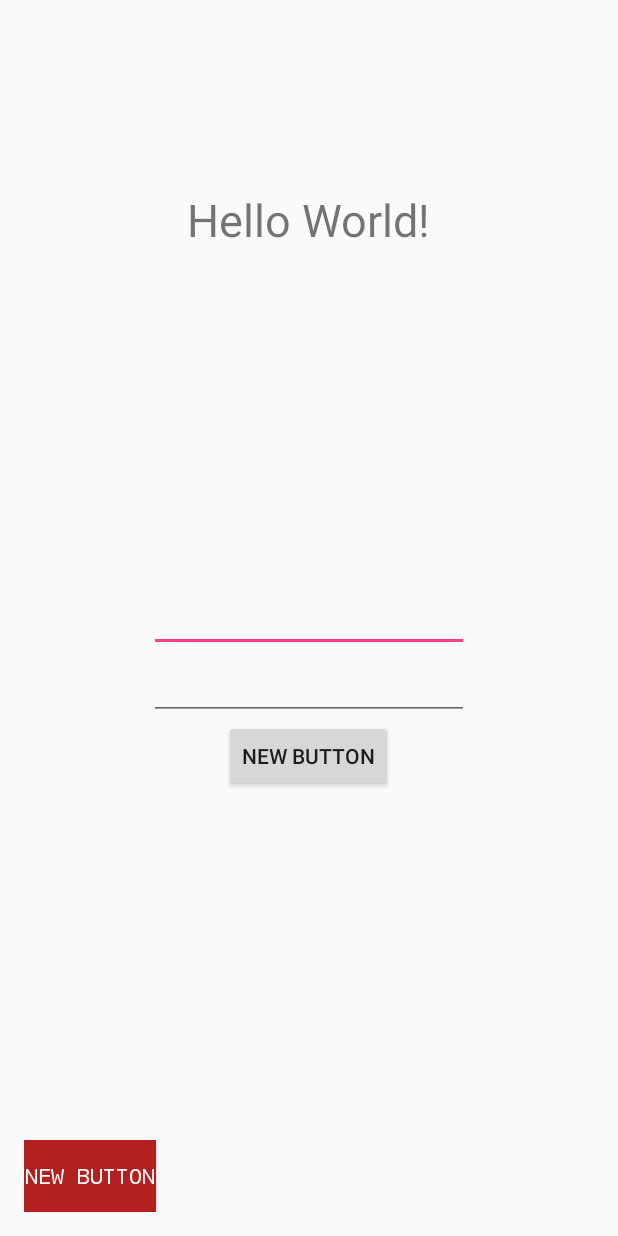
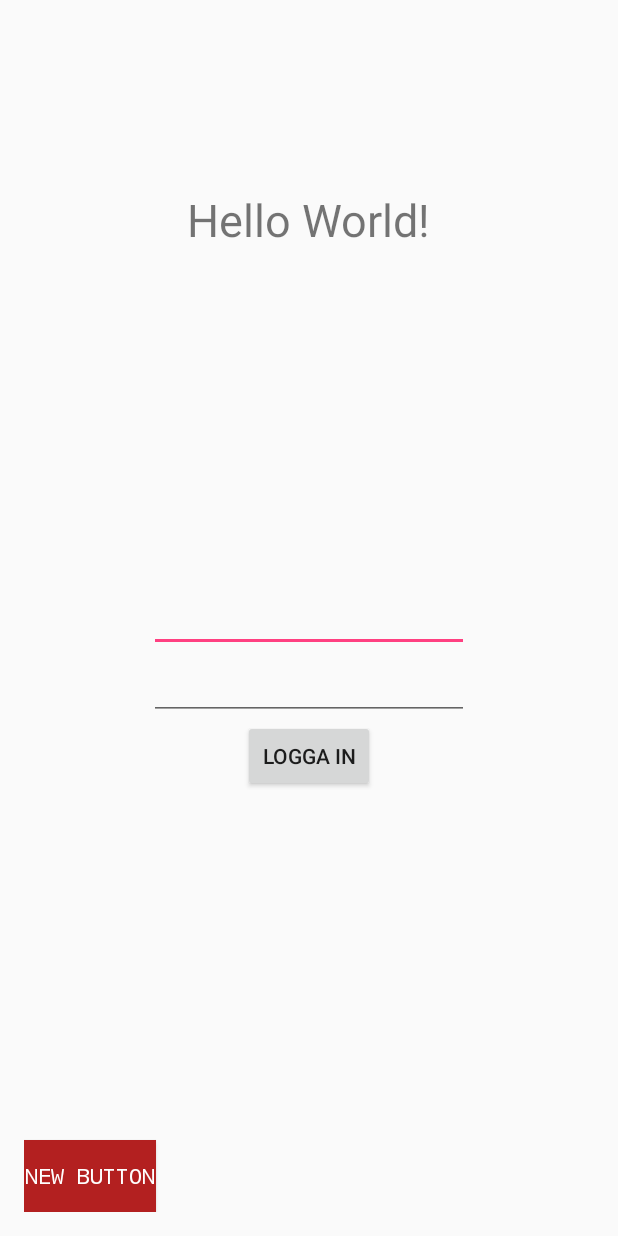
Before and after one commit to Maaangeb/Skola, an Android app: the screen it shows after launch (MainActivity), on a phone screen of 412 x 824 dp. Run offline under Robolectric (Android 15) with nearby library versions, the phone set to English and light mode, and no system bars.

Commit message:
test från a studio

```diff
--- a/MyApplication/app/src/main/res/layout/activity_main.xml
+++ b/MyApplication/app/src/main/res/layout/activity_main.xml
@@ -34,8 +34,8 @@
     <Button
         android:layout_width="wrap_content"
         android:layout_height="wrap_content"
-        android:text="New Button"
-        android:id="@+id/button"
+        android:text="@string/loggaIn"
+        android:id="@+id/loggaInKnappStartsida"
         android:layout_below="@+id/editText2"
         android:layout_centerHorizontal="true" />
 
--- a/MyApplication/app/src/main/res/values/strings.xml
+++ b/MyApplication/app/src/main/res/values/strings.xml
@@ -1,3 +1,4 @@
 <resources>
     <string name="app_name">My Application</string>
+    <string name="loggaIn">Logga In</string>
 </resources>
```
